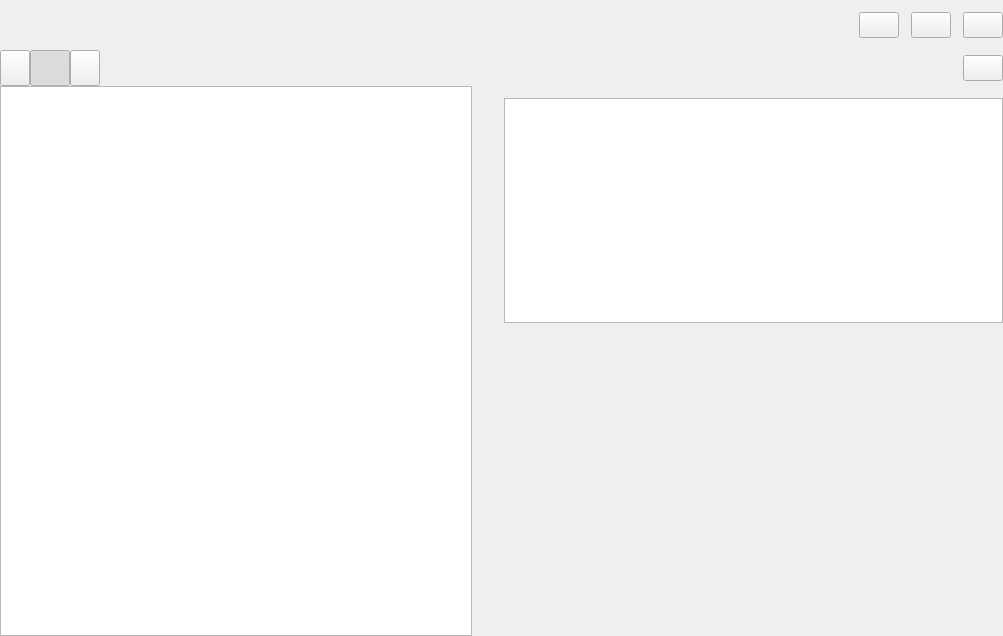
This is Src/Gui/Page/Media/RaptorMediaPage.ui in InfpHub/Raptor as Qt 5 draws it before an edit. The edited form follows.
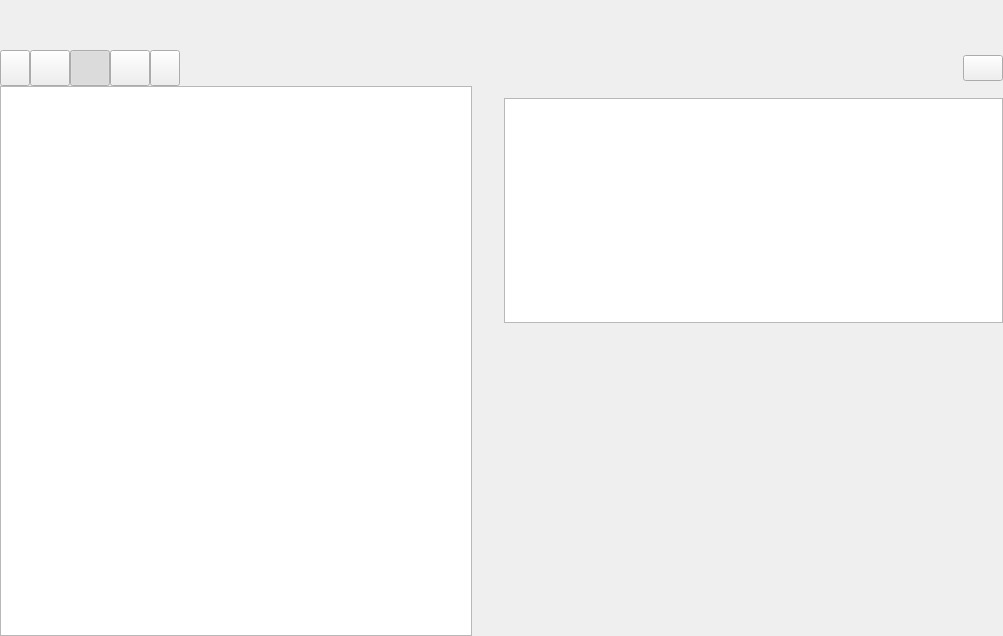
This is the edited form. Custom widgets are drawn as their Qt base class.

The edit to the form file:
```diff
--- a/Src/Gui/Page/Media/RaptorMediaPage.ui
+++ b/Src/Gui/Page/Media/RaptorMediaPage.ui
@@ -164,90 +164,6 @@
                                 </property>
                             </spacer>
                         </item>
-                        <item>
-                            <widget class="QWidget" name="_HeaderPanel" native="true">
-                                <layout class="QHBoxLayout" name="_HeaderPanelLayout">
-                                    <property name="spacing">
-                                        <number>12</number>
-                                    </property>
-                                    <property name="leftMargin">
-                                        <number>0</number>
-                                    </property>
-                                    <property name="topMargin">
-                                        <number>0</number>
-                                    </property>
-                                    <property name="rightMargin">
-                                        <number>0</number>
-                                    </property>
-                                    <property name="bottomMargin">
-                                        <number>0</number>
-                                    </property>
-                                    <item>
-                                        <widget class="QPushButton" name="_Restore">
-                                            <property name="minimumSize">
-                                                <size>
-                                                    <width>0</width>
-                                                    <height>26</height>
-                                                </size>
-                                            </property>
-                                            <property name="maximumSize">
-                                                <size>
-                                                    <width>16777215</width>
-                                                    <height>26</height>
-                                                </size>
-                                            </property>
-                                            <property name="styleSheet">
-                                                <string notr="true"/>
-                                            </property>
-                                            <property name="text">
-                                                <string/>
-                                            </property>
-                                        </widget>
-                                    </item>
-                                    <item>
-                                        <widget class="QPushButton" name="_Delete">
-                                            <property name="minimumSize">
-                                                <size>
-                                                    <width>0</width>
-                                                    <height>26</height>
-                                                </size>
-                                            </property>
-                                            <property name="maximumSize">
-                                                <size>
-                                                    <width>16777215</width>
-                                                    <height>26</height>
-                                                </size>
-                                            </property>
-                                            <property name="text">
-                                                <string/>
-                                            </property>
-                                        </widget>
-                                    </item>
-                                    <item>
-                                        <widget class="QPushButton" name="_Clear">
-                                            <property name="minimumSize">
-                                                <size>
-                                                    <width>0</width>
-                                                    <height>26</height>
-                                                </size>
-                                            </property>
-                                            <property name="maximumSize">
-                                                <size>
-                                                    <width>16777215</width>
-                                                    <height>26</height>
-                                                </size>
-                                            </property>
-                                            <property name="styleSheet">
-                                                <string notr="true"/>
-                                            </property>
-                                            <property name="text">
-                                                <string/>
-                                            </property>
-                                        </widget>
-                                    </item>
-                                </layout>
-                            </widget>
-                        </item>
                     </layout>
                 </widget>
             </item>
@@ -347,6 +263,22 @@
                                                     <verstretch>0</verstretch>
                                                 </sizepolicy>
                                             </property>
+           <property name="text">
+            <string/>
+           </property>
+           <property name="checkable">
+            <bool>true</bool>
+           </property>
+          </widget>
+         </item>
+         <item>
+          <widget class="QPushButton" name="_TabShow">
+           <property name="sizePolicy">
+            <sizepolicy hsizetype="Minimum" vsizetype="Preferred">
+             <horstretch>0</horstretch>
+             <verstretch>0</verstretch>
+            </sizepolicy>
+           </property>
                                             <property name="styleSheet">
                                                 <string notr="true"/>
                                             </property>
@@ -361,6 +293,22 @@
                                             </property>
                                         </widget>
                                     </item>
+         <item>
+          <widget class="QPushButton" name="_TabHide">
+           <property name="sizePolicy">
+            <sizepolicy hsizetype="Minimum" vsizetype="Preferred">
+             <horstretch>0</horstretch>
+             <verstretch>0</verstretch>
+            </sizepolicy>
+           </property>
+           <property name="text">
+            <string/>
+           </property>
+           <property name="checkable">
+            <bool>true</bool>
+           </property>
+          </widget>
+         </item>
                                     <item>
                                         <widget class="QPushButton" name="_TabNext">
                                             <property name="sizePolicy">
```
Left out of the diff: 76 changed lines with no effect on the pictures. Lines whose indentation alone changed are shown as unchanged.
